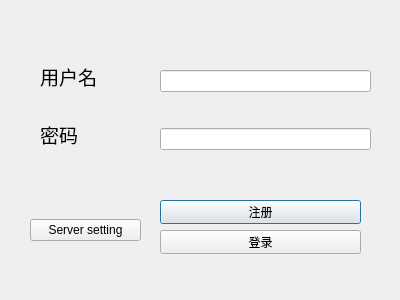
Above: Client/LoginDialog.ui from EverLostXI/onlineChatroom before the change. Below: the same form after it.
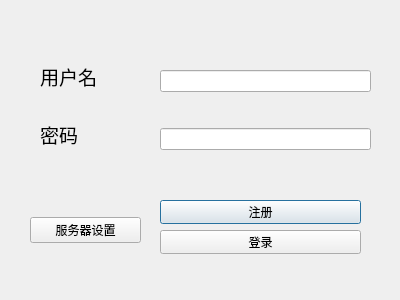
That is the form after the change.

Commit message: 修服务器设置和注册的bug，统一中文

```diff
--- a/Client/LoginDialog.ui
+++ b/Client/LoginDialog.ui
@@ -100,7 +100,7 @@
     <item>
      <widget class="QPushButton" name="setServerButton">
       <property name="text">
-       <string>Server setting</string>
+       <string>服务器设置</string>
       </property>
      </widget>
     </item>
```
The commit also changes 16 other files.
